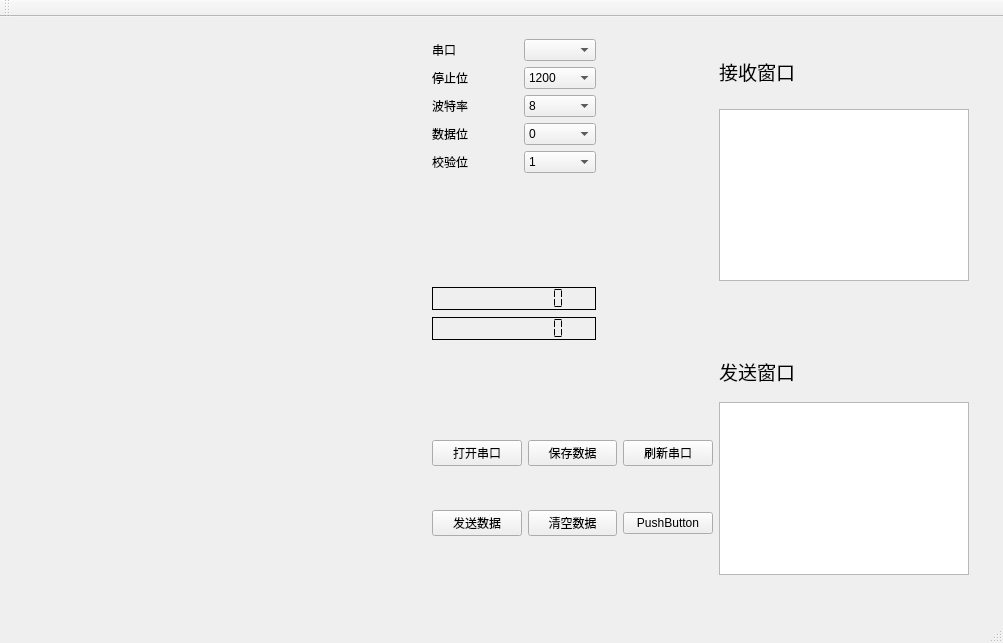
The window that mainwindow.ui (KongQingXin12/JCY-1) describes before a commit, drawn with Qt 5.
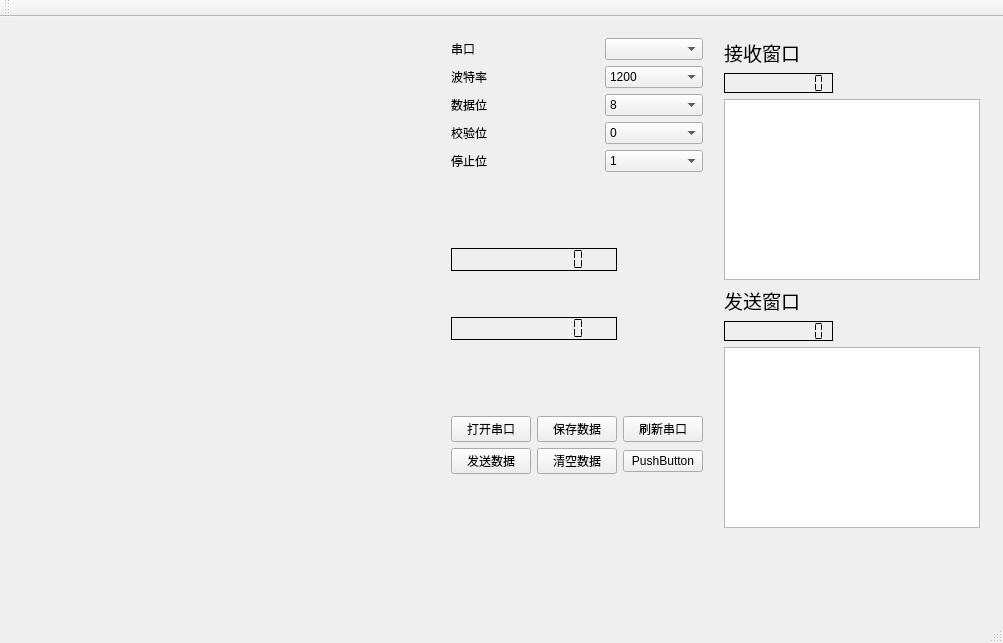
The same window after the commit.

Commit message: 0.3 重新设计了UI面，增加接受ID显示

The edit to the form file:
```diff
--- a/mainwindow.ui
+++ b/mainwindow.ui
@@ -14,57 +14,35 @@
    <string>MainWindow</string>
   </property>
   <widget class="QWidget" name="centralWidget">
-   <widget class="QWidget" name="layoutWidget">
+   <widget class="QLabel" name="sector_dis">
     <property name="geometry">
      <rect>
-      <x>421</x>
-      <y>11</y>
-      <width>559</width>
-      <height>558</height>
+      <x>60</x>
+      <y>20</y>
+      <width>311</width>
+      <height>301</height>
+     </rect>
+    </property>
+    <property name="text">
+     <string/>
+    </property>
+   </widget>
+   <widget class="QWidget" name="">
+    <property name="geometry">
+     <rect>
+      <x>440</x>
+      <y>10</y>
+      <width>551</width>
+      <height>512</height>
      </rect>
     </property>
     <layout class="QGridLayout" name="gridLayout_5">
-     <item row="0" column="0" rowspan="2">
+     <item row="0" column="0">
       <layout class="QGridLayout" name="gridLayout_4">
-       <item row="0" column="0" rowspan="5">
-        <layout class="QGridLayout" name="gridLayout_3">
          <item row="0" column="0">
-          <widget class="QLabel" name="label">
-           <property name="text">
-            <string>串口</string>
-           </property>
-          </widget>
-         </item>
-         <item row="1" column="0">
-          <widget class="QLabel" name="label_7">
-           <property name="text">
-            <string>停止位</string>
-           </property>
-          </widget>
-         </item>
-         <item row="3" column="0">
-          <widget class="QLabel" name="label_3">
-           <property name="text">
-            <string>数据位</string>
-           </property>
-          </widget>
-         </item>
-         <item row="2" column="0">
-          <widget class="QLabel" name="label_2">
-           <property name="text">
-            <string>波特率</string>
-           </property>
-          </widget>
-         </item>
-         <item row="4" column="0">
-          <widget class="QLabel" name="label_4">
-           <property name="text">
-            <string>校验位</string>
-           </property>
-          </widget>
-         </item>
-        </layout>
-       </item>
+        <layout class="QGridLayout" name="gridLayout_2">
+         <item row="0" column="0" colspan="3">
+          <layout class="QGridLayout" name="gridLayout">
        <item row="0" column="2">
         <widget class="QComboBox" name="PortBox"/>
        </item>
@@ -154,35 +132,48 @@
          </item>
         </widget>
        </item>
-      </layout>
-     </item>
-     <item row="0" column="1">
-      <spacer name="horizontalSpacer">
-       <property name="orientation">
-        <enum>Qt::Horizontal</enum>
-       </property>
-       <property name="sizeHint" stdset="0">
-        <size>
-         <width>40</width>
-         <height>20</height>
-        </size>
-       </property>
-      </spacer>
-     </item>
-     <item row="0" column="2">
-      <widget class="QLabel" name="label_5">
-       <property name="font">
-        <font>
-         <family>Arial</family>
-         <pointsize>14</pointsize>
-        </font>
-       </property>
+           <item row="0" column="0" rowspan="5">
+            <layout class="QVBoxLayout" name="verticalLayout">
+             <item>
+              <widget class="QLabel" name="label">
+               <property name="text">
+                <string>串口</string>
+               </property>
+              </widget>
+             </item>
+             <item>
+              <widget class="QLabel" name="label_2">
+               <property name="text">
+                <string>波特率</string>
+               </property>
+              </widget>
+             </item>
+             <item>
+              <widget class="QLabel" name="label_3">
+               <property name="text">
+                <string>数据位</string>
+               </property>
+              </widget>
+             </item>
+             <item>
+              <widget class="QLabel" name="label_4">
+               <property name="text">
+                <string>校验位</string>
+               </property>
+              </widget>
+             </item>
+             <item>
+              <widget class="QLabel" name="label_7">
        <property name="text">
-        <string>接收窗口</string>
+                <string>停止位</string>
        </property>
       </widget>
      </item>
-     <item row="2" column="0">
+            </layout>
+           </item>
+          </layout>
+         </item>
+         <item row="1" column="1">
       <spacer name="verticalSpacer">
        <property name="orientation">
         <enum>Qt::Vertical</enum>
@@ -198,25 +189,9 @@
        </property>
       </spacer>
      </item>
-     <item row="3" column="0" rowspan="2">
-      <layout class="QGridLayout" name="gridLayout_2">
-       <item row="1" column="0">
-        <spacer name="verticalSpacer_3">
-         <property name="orientation">
-          <enum>Qt::Vertical</enum>
-         </property>
-         <property name="sizeType">
-          <enum>QSizePolicy::Expanding</enum>
-         </property>
-         <property name="sizeHint" stdset="0">
-          <size>
-           <width>20</width>
-           <height>40</height>
-          </size>
-         </property>
-        </spacer>
-       </item>
-       <item row="0" column="0">
+         <item row="2" column="0" colspan="2">
+          <layout class="QVBoxLayout" name="verticalLayout_2">
+           <item>
         <widget class="QLCDNumber" name="dis_ang_sdj">
          <property name="sizePolicy">
           <sizepolicy hsizetype="Minimum" vsizetype="MinimumExpanding">
@@ -359,218 +334,216 @@
          </property>
         </widget>
        </item>
-       <item row="2" column="0">
-        <widget class="QLCDNumber" name="dis_num_sdj">
-         <property name="sizePolicy">
-          <sizepolicy hsizetype="Minimum" vsizetype="MinimumExpanding">
-           <horstretch>0</horstretch>
-           <verstretch>1</verstretch>
-          </sizepolicy>
-         </property>
-         <property name="palette">
-          <palette>
-           <active>
-            <colorrole role="WindowText">
-             <brush brushstyle="SolidPattern">
-              <color alpha="255">
-               <red>0</red>
-               <green>0</green>
-               <blue>0</blue>
-              </color>
-             </brush>
-            </colorrole>
-            <colorrole role="Dark">
-             <brush brushstyle="SolidPattern">
-              <color alpha="255">
-               <red>255</red>
-               <green>255</green>
-               <blue>255</blue>
-              </color>
-             </brush>
-            </colorrole>
-            <colorrole role="Text">
-             <brush brushstyle="SolidPattern">
-              <color alpha="255">
-               <red>0</red>
-               <green>0</green>
-               <blue>0</blue>
-              </color>
-             </brush>
-            </colorrole>
-            <colorrole role="ButtonText">
-             <brush brushstyle="SolidPattern">
-              <color alpha="255">
-               <red>0</red>
-               <green>0</green>
-               <blue>0</blue>
-              </color>
-             </brush>
-            </colorrole>
-           </active>
-           <inactive>
-            <colorrole role="WindowText">
-             <brush brushstyle="SolidPattern">
-              <color alpha="255">
-               <red>0</red>
-               <green>0</green>
-               <blue>0</blue>
-              </color>
-             </brush>
-            </colorrole>
-            <colorrole role="Dark">
-             <brush brushstyle="SolidPattern">
-              <color alpha="255">
-               <red>255</red>
-               <green>255</green>
-               <blue>255</blue>
-              </color>
-             </brush>
-            </colorrole>
-            <colorrole role="Text">
-             <brush brushstyle="SolidPattern">
-              <color alpha="255">
-               <red>0</red>
-               <green>0</green>
-               <blue>0</blue>
-              </color>
-             </brush>
-            </colorrole>
-            <colorrole role="ButtonText">
-             <brush brushstyle="SolidPattern">
-              <color alpha="255">
-               <red>0</red>
-               <green>0</green>
-               <blue>0</blue>
-              </color>
-             </brush>
-            </colorrole>
-           </inactive>
-           <disabled>
-            <colorrole role="WindowText">
-             <brush brushstyle="SolidPattern">
-              <color alpha="255">
-               <red>255</red>
-               <green>255</green>
-               <blue>255</blue>
-              </color>
-             </brush>
-            </colorrole>
-            <colorrole role="Dark">
-             <brush brushstyle="SolidPattern">
-              <color alpha="255">
-               <red>255</red>
-               <green>255</green>
-               <blue>255</blue>
-              </color>
-             </brush>
-            </colorrole>
-            <colorrole role="Text">
-             <brush brushstyle="SolidPattern">
-              <color alpha="255">
-               <red>255</red>
-               <green>255</green>
-               <blue>255</blue>
-              </color>
-             </brush>
-            </colorrole>
-            <colorrole role="ButtonText">
-             <brush brushstyle="SolidPattern">
-              <color alpha="255">
-               <red>255</red>
-               <green>255</green>
-               <blue>255</blue>
-              </color>
-             </brush>
-            </colorrole>
-           </disabled>
-          </palette>
-         </property>
-         <property name="font">
-          <font>
-           <family>Arial</family>
-           <pointsize>14</pointsize>
-          </font>
-         </property>
-         <property name="frameShadow">
-          <enum>QFrame::Plain</enum>
-         </property>
-         <property name="digitCount">
-          <number>10</number>
-         </property>
-         <property name="segmentStyle">
-          <enum>QLCDNumber::Flat</enum>
-         </property>
-        </widget>
-       </item>
-      </layout>
-     </item>
-     <item row="4" column="1">
-      <spacer name="horizontalSpacer_2">
-       <property name="orientation">
-        <enum>Qt::Horizontal</enum>
-       </property>
-       <property name="sizeHint" stdset="0">
-        <size>
-         <width>118</width>
-         <height>20</height>
-        </size>
-       </property>
-      </spacer>
-     </item>
-     <item row="5" column="0">
+           <item>
       <spacer name="verticalSpacer_2">
        <property name="orientation">
         <enum>Qt::Vertical</enum>
        </property>
+             <property name="sizeHint" stdset="0">
+              <size>
+               <width>20</width>
+               <height>40</height>
+              </size>
+             </property>
+            </spacer>
+           </item>
+           <item>
+            <widget class="QLCDNumber" name="dis_num_sdj">
+             <property name="sizePolicy">
+              <sizepolicy hsizetype="Minimum" vsizetype="MinimumExpanding">
+               <horstretch>0</horstretch>
+               <verstretch>1</verstretch>
+              </sizepolicy>
+             </property>
+             <property name="palette">
+              <palette>
+               <active>
+                <colorrole role="WindowText">
+                 <brush brushstyle="SolidPattern">
+                  <color alpha="255">
+                   <red>0</red>
+                   <green>0</green>
+                   <blue>0</blue>
+                  </color>
+                 </brush>
+                </colorrole>
+                <colorrole role="Dark">
+                 <brush brushstyle="SolidPattern">
+                  <color alpha="255">
+                   <red>255</red>
+                   <green>255</green>
+                   <blue>255</blue>
+                  </color>
+                 </brush>
+                </colorrole>
+                <colorrole role="Text">
+                 <brush brushstyle="SolidPattern">
+                  <color alpha="255">
+                   <red>0</red>
+                   <green>0</green>
+                   <blue>0</blue>
+                  </color>
+                 </brush>
+                </colorrole>
+                <colorrole role="ButtonText">
+                 <brush brushstyle="SolidPattern">
+                  <color alpha="255">
+                   <red>0</red>
+                   <green>0</green>
+                   <blue>0</blue>
+                  </color>
+                 </brush>
+                </colorrole>
+               </active>
+               <inactive>
+                <colorrole role="WindowText">
+                 <brush brushstyle="SolidPattern">
+                  <color alpha="255">
+                   <red>0</red>
+                   <green>0</green>
+                   <blue>0</blue>
+                  </color>
+                 </brush>
+                </colorrole>
+                <colorrole role="Dark">
+                 <brush brushstyle="SolidPattern">
+                  <color alpha="255">
+                   <red>255</red>
+                   <green>255</green>
+                   <blue>255</blue>
+                  </color>
+                 </brush>
+                </colorrole>
+                <colorrole role="Text">
+                 <brush brushstyle="SolidPattern">
+                  <color alpha="255">
+                   <red>0</red>
+                   <green>0</green>
+                   <blue>0</blue>
+                  </color>
+                 </brush>
+                </colorrole>
+                <colorrole role="ButtonText">
+                 <brush brushstyle="SolidPattern">
+                  <color alpha="255">
+                   <red>0</red>
+                   <green>0</green>
+                   <blue>0</blue>
+                  </color>
+                 </brush>
+                </colorrole>
+               </inactive>
+               <disabled>
+                <colorrole role="WindowText">
+                 <brush brushstyle="SolidPattern">
+                  <color alpha="255">
+                   <red>255</red>
+                   <green>255</green>
+                   <blue>255</blue>
+                  </color>
+                 </brush>
+                </colorrole>
+                <colorrole role="Dark">
+                 <brush brushstyle="SolidPattern">
+                  <color alpha="255">
+                   <red>255</red>
+                   <green>255</green>
+                   <blue>255</blue>
+                  </color>
+                 </brush>
+                </colorrole>
+                <colorrole role="Text">
+                 <brush brushstyle="SolidPattern">
+                  <color alpha="255">
+                   <red>255</red>
+                   <green>255</green>
+                   <blue>255</blue>
+                  </color>
+                 </brush>
+                </colorrole>
+                <colorrole role="ButtonText">
+                 <brush brushstyle="SolidPattern">
+                  <color alpha="255">
+                   <red>255</red>
+                   <green>255</green>
+                   <blue>255</blue>
+                  </color>
+                 </brush>
+                </colorrole>
+               </disabled>
+              </palette>
+             </property>
+             <property name="font">
+              <font>
+               <family>Arial</family>
+               <pointsize>14</pointsize>
+              </font>
+             </property>
+             <property name="frameShadow">
+              <enum>QFrame::Plain</enum>
+             </property>
+             <property name="digitCount">
+              <number>10</number>
+             </property>
+             <property name="segmentStyle">
+              <enum>QLCDNumber::Flat</enum>
+             </property>
+            </widget>
+           </item>
+          </layout>
+         </item>
+         <item row="3" column="1">
+          <spacer name="verticalSpacer_3">
+           <property name="orientation">
+            <enum>Qt::Vertical</enum>
+           </property>
        <property name="sizeType">
         <enum>QSizePolicy::MinimumExpanding</enum>
        </property>
        <property name="sizeHint" stdset="0">
         <size>
          <width>20</width>
-         <height>50</height>
+             <height>70</height>
         </size>
        </property>
       </spacer>
      </item>
-     <item row="6" column="0" colspan="2">
-      <layout class="QGridLayout" name="gridLayout">
-       <item row="0" column="0">
+         <item row="4" column="0">
         <widget class="QPushButton" name="open_serial">
          <property name="text">
           <string>打开串口</string>
          </property>
         </widget>
        </item>
-       <item row="0" column="1">
+         <item row="4" column="1">
         <widget class="QPushButton" name="save_receive_data">
          <property name="text">
           <string>保存数据</string>
          </property>
         </widget>
        </item>
-       <item row="0" column="2">
+         <item row="4" column="2">
         <widget class="QPushButton" name="refresh_serial_port">
          <property name="text">
           <string>刷新串口</string>
          </property>
         </widget>
        </item>
-       <item row="1" column="0">
+         <item row="5" column="0">
         <widget class="QPushButton" name="SendDataButton">
          <property name="text">
           <string>发送数据</string>
          </property>
         </widget>
        </item>
-       <item row="1" column="1">
+         <item row="5" column="1">
         <widget class="QPushButton" name="ClearDataButton">
          <property name="text">
           <string>清空数据</string>
          </property>
         </widget>
        </item>
-       <item row="1" column="2">
+         <item row="5" column="2">
         <widget class="QPushButton" name="pushButton_2">
          <property name="text">
           <string>PushButton</string>
@@ -579,17 +552,229 @@
        </item>
       </layout>
      </item>
-     <item row="6" column="2">
-      <widget class="QTextEdit" name="Send_Window">
+       <item row="0" column="1">
+        <spacer name="horizontalSpacer_4">
+         <property name="orientation">
+          <enum>Qt::Horizontal</enum>
+         </property>
+         <property name="sizeHint" stdset="0">
+          <size>
+           <width>38</width>
+           <height>107</height>
+          </size>
+         </property>
+        </spacer>
+       </item>
+       <item row="1" column="0">
+        <spacer name="verticalSpacer_4">
+         <property name="orientation">
+          <enum>Qt::Vertical</enum>
+         </property>
+         <property name="sizeHint" stdset="0">
+          <size>
+           <width>20</width>
+           <height>40</height>
+          </size>
+         </property>
+        </spacer>
+       </item>
+      </layout>
+     </item>
+     <item row="0" column="1">
+      <layout class="QGridLayout" name="gridLayout_3">
+       <item row="0" column="0">
+        <widget class="QLabel" name="label_5">
        <property name="font">
         <font>
          <family>Arial</family>
          <pointsize>14</pointsize>
         </font>
        </property>
-      </widget>
-     </item>
-     <item row="5" column="2">
+         <property name="text">
+          <string>接收窗口</string>
+         </property>
+        </widget>
+       </item>
+       <item row="1" column="0">
+        <layout class="QHBoxLayout" name="horizontalLayout">
+         <item>
+          <widget class="QLCDNumber" name="receiveID">
+           <property name="sizePolicy">
+            <sizepolicy hsizetype="Minimum" vsizetype="Preferred">
+             <horstretch>0</horstretch>
+             <verstretch>1</verstretch>
+            </sizepolicy>
+           </property>
+           <property name="palette">
+            <palette>
+             <active>
+              <colorrole role="WindowText">
+               <brush brushstyle="SolidPattern">
+                <color alpha="255">
+                 <red>0</red>
+                 <green>0</green>
+                 <blue>0</blue>
+                </color>
+               </brush>
+              </colorrole>
+              <colorrole role="Dark">
+               <brush brushstyle="SolidPattern">
+                <color alpha="255">
+                 <red>255</red>
+                 <green>255</green>
+                 <blue>255</blue>
+                </color>
+               </brush>
+              </colorrole>
+              <colorrole role="Text">
+               <brush brushstyle="SolidPattern">
+                <color alpha="255">
+                 <red>0</red>
+                 <green>0</green>
+                 <blue>0</blue>
+                </color>
+               </brush>
+              </colorrole>
+              <colorrole role="ButtonText">
+               <brush brushstyle="SolidPattern">
+                <color alpha="255">
+                 <red>0</red>
+                 <green>0</green>
+                 <blue>0</blue>
+                </color>
+               </brush>
+              </colorrole>
+             </active>
+             <inactive>
+              <colorrole role="WindowText">
+               <brush brushstyle="SolidPattern">
+                <color alpha="255">
+                 <red>0</red>
+                 <green>0</green>
+                 <blue>0</blue>
+                </color>
+               </brush>
+              </colorrole>
+              <colorrole role="Dark">
+               <brush brushstyle="SolidPattern">
+                <color alpha="255">
+                 <red>255</red>
+                 <green>255</green>
+                 <blue>255</blue>
+                </color>
+               </brush>
+              </colorrole>
+              <colorrole role="Text">
+               <brush brushstyle="SolidPattern">
+                <color alpha="255">
+                 <red>0</red>
+                 <green>0</green>
+                 <blue>0</blue>
+                </color>
+               </brush>
+              </colorrole>
+              <colorrole role="ButtonText">
+               <brush brushstyle="SolidPattern">
+                <color alpha="255">
+                 <red>0</red>
+                 <green>0</green>
+                 <blue>0</blue>
+                </color>
+               </brush>
+              </colorrole>
+             </inactive>
+             <disabled>
+              <colorrole role="WindowText">
+               <brush brushstyle="SolidPattern">
+                <color alpha="255">
+                 <red>255</red>
+                 <green>255</green>
+                 <blue>255</blue>
+                </color>
+               </brush>
+              </colorrole>
+              <colorrole role="Dark">
+               <brush brushstyle="SolidPattern">
+                <color alpha="255">
+                 <red>255</red>
+                 <green>255</green>
+                 <blue>255</blue>
+                </color>
+               </brush>
+              </colorrole>
+              <colorrole role="Text">
+               <brush brushstyle="SolidPattern">
+                <color alpha="255">
+                 <red>255</red>
+                 <green>255</green>
+                 <blue>255</blue>
+                </color>
+               </brush>
+              </colorrole>
+              <colorrole role="ButtonText">
+               <brush brushstyle="SolidPattern">
+                <color alpha="255">
+                 <red>255</red>
+                 <green>255</green>
+                 <blue>255</blue>
+                </color>
+               </brush>
+              </colorrole>
+             </disabled>
+            </palette>
+           </property>
+           <property name="font">
+            <font>
+             <family>Arial</family>
+             <pointsize>14</pointsize>
+            </font>
+           </property>
+           <property name="frameShadow">
+            <enum>QFrame::Plain</enum>
+           </property>
+           <property name="digitCount">
+            <number>10</number>
+           </property>
+           <property name="segmentStyle">
+            <enum>QLCDNumber::Flat</enum>
+           </property>
+          </widget>
+         </item>
+         <item>
+          <spacer name="horizontalSpacer_2">
+           <property name="orientation">
+            <enum>Qt::Horizontal</enum>
+           </property>
+           <property name="sizeHint" stdset="0">
+            <size>
+             <width>40</width>
+             <height>20</height>
+            </size>
+           </property>
+          </spacer>
+         </item>
+        </layout>
+       </item>
+       <item row="2" column="0">
+        <widget class="QTextEdit" name="Receive_Window">
+         <property name="enabled">
+          <bool>true</bool>
+         </property>
+         <property name="sizePolicy">
+          <sizepolicy hsizetype="Minimum" vsizetype="Minimum">
+           <horstretch>0</horstretch>
+           <verstretch>0</verstretch>
+          </sizepolicy>
+         </property>
+         <property name="font">
+          <font>
+           <family>Arial</family>
+           <pointsize>14</pointsize>
+          </font>
+         </property>
+        </widget>
+       </item>
+       <item row="3" column="0">
       <widget class="QLabel" name="label_6">
        <property name="sizePolicy">
         <sizepolicy hsizetype="Preferred" vsizetype="Expanding">
@@ -608,30 +793,185 @@
        </property>
       </widget>
      </item>
-     <item row="1" column="2" rowspan="2">
-      <widget class="QTextEdit" name="Receive_Window">
+       <item row="4" column="0">
+        <layout class="QHBoxLayout" name="horizontalLayout_2">
+         <item>
+          <widget class="QLCDNumber" name="sendID">
+           <property name="sizePolicy">
+            <sizepolicy hsizetype="Minimum" vsizetype="Preferred">
+             <horstretch>0</horstretch>
+             <verstretch>1</verstretch>
+            </sizepolicy>
+           </property>
+           <property name="palette">
+            <palette>
+             <active>
+              <colorrole role="WindowText">
+               <brush brushstyle="SolidPattern">
+                <color alpha="255">
+                 <red>0</red>
+                 <green>0</green>
+                 <blue>0</blue>
+                </color>
+               </brush>
+              </colorrole>
+              <colorrole role="Dark">
+               <brush brushstyle="SolidPattern">
+                <color alpha="255">
+                 <red>255</red>
+                 <green>255</green>
+                 <blue>255</blue>
+                </color>
+               </brush>
+              </colorrole>
+              <colorrole role="Text">
+               <brush brushstyle="SolidPattern">
+                <color alpha="255">
+                 <red>0</red>
+                 <green>0</green>
+                 <blue>0</blue>
+                </color>
+               </brush>
+              </colorrole>
+              <colorrole role="ButtonText">
+               <brush brushstyle="SolidPattern">
+                <color alpha="255">
+                 <red>0</red>
+                 <green>0</green>
+                 <blue>0</blue>
+                </color>
+               </brush>
+              </colorrole>
+             </active>
+             <inactive>
+              <colorrole role="WindowText">
+               <brush brushstyle="SolidPattern">
+                <color alpha="255">
+                 <red>0</red>
+                 <green>0</green>
+                 <blue>0</blue>
+                </color>
+               </brush>
+              </colorrole>
+              <colorrole role="Dark">
+               <brush brushstyle="SolidPattern">
+                <color alpha="255">
+                 <red>255</red>
+                 <green>255</green>
+                 <blue>255</blue>
+                </color>
+               </brush>
+              </colorrole>
+              <colorrole role="Text">
+               <brush brushstyle="SolidPattern">
+                <color alpha="255">
+                 <red>0</red>
+                 <green>0</green>
+                 <blue>0</blue>
+                </color>
+               </brush>
+              </colorrole>
+              <colorrole role="ButtonText">
+               <brush brushstyle="SolidPattern">
+                <color alpha="255">
+                 <red>0</red>
+                 <green>0</green>
+                 <blue>0</blue>
+                </color>
+               </brush>
+              </colorrole>
+             </inactive>
+             <disabled>
+              <colorrole role="WindowText">
+               <brush brushstyle="SolidPattern">
+                <color alpha="255">
+                 <red>255</red>
+                 <green>255</green>
+                 <blue>255</blue>
+                </color>
+               </brush>
+              </colorrole>
+              <colorrole role="Dark">
+               <brush brushstyle="SolidPattern">
+                <color alpha="255">
+                 <red>255</red>
+                 <green>255</green>
+                 <blue>255</blue>
+                </color>
+               </brush>
+              </colorrole>
+              <colorrole role="Text">
+               <brush brushstyle="SolidPattern">
+                <color alpha="255">
+                 <red>255</red>
+                 <green>255</green>
+                 <blue>255</blue>
+                </color>
+               </brush>
+              </colorrole>
+              <colorrole role="ButtonText">
+               <brush brushstyle="SolidPattern">
+                <color alpha="255">
+                 <red>255</red>
+                 <green>255</green>
+                 <blue>255</blue>
+                </color>
+               </brush>
+              </colorrole>
+             </disabled>
+            </palette>
+           </property>
        <property name="font">
         <font>
          <family>Arial</family>
          <pointsize>14</pointsize>
         </font>
        </property>
-      </widget>
-     </item>
-    </layout>
-   </widget>
-   <widget class="QLabel" name="sector_dis">
-    <property name="geometry">
-     <rect>
-      <x>110</x>
-      <y>30</y>
-      <width>281</width>
-      <height>281</height>
-     </rect>
-    </property>
-    <property name="text">
-     <string/>
-    </property>
+           <property name="frameShadow">
+            <enum>QFrame::Plain</enum>
+           </property>
+           <property name="digitCount">
+            <number>10</number>
+           </property>
+           <property name="segmentStyle">
+            <enum>QLCDNumber::Flat</enum>
+           </property>
+          </widget>
+         </item>
+         <item>
+          <spacer name="horizontalSpacer">
+           <property name="orientation">
+            <enum>Qt::Horizontal</enum>
+           </property>
+           <property name="sizeHint" stdset="0">
+            <size>
+             <width>40</width>
+             <height>20</height>
+            </size>
+           </property>
+          </spacer>
+         </item>
+        </layout>
+       </item>
+       <item row="5" column="0">
+        <widget class="QTextEdit" name="Send_Window">
+         <property name="sizePolicy">
+          <sizepolicy hsizetype="Minimum" vsizetype="Minimum">
+           <horstretch>0</horstretch>
+           <verstretch>0</verstretch>
+          </sizepolicy>
+         </property>
+         <property name="font">
+          <font>
+           <family>Arial</family>
+           <pointsize>14</pointsize>
+          </font>
+         </property>
+        </widget>
+       </item>
+      </layout>
+     </item>
+    </layout>
    </widget>
   </widget>
   <widget class="QMenuBar" name="menuBar">
```
Lines whose indentation alone changed are shown as unchanged. The commit also changes 2 other files.
